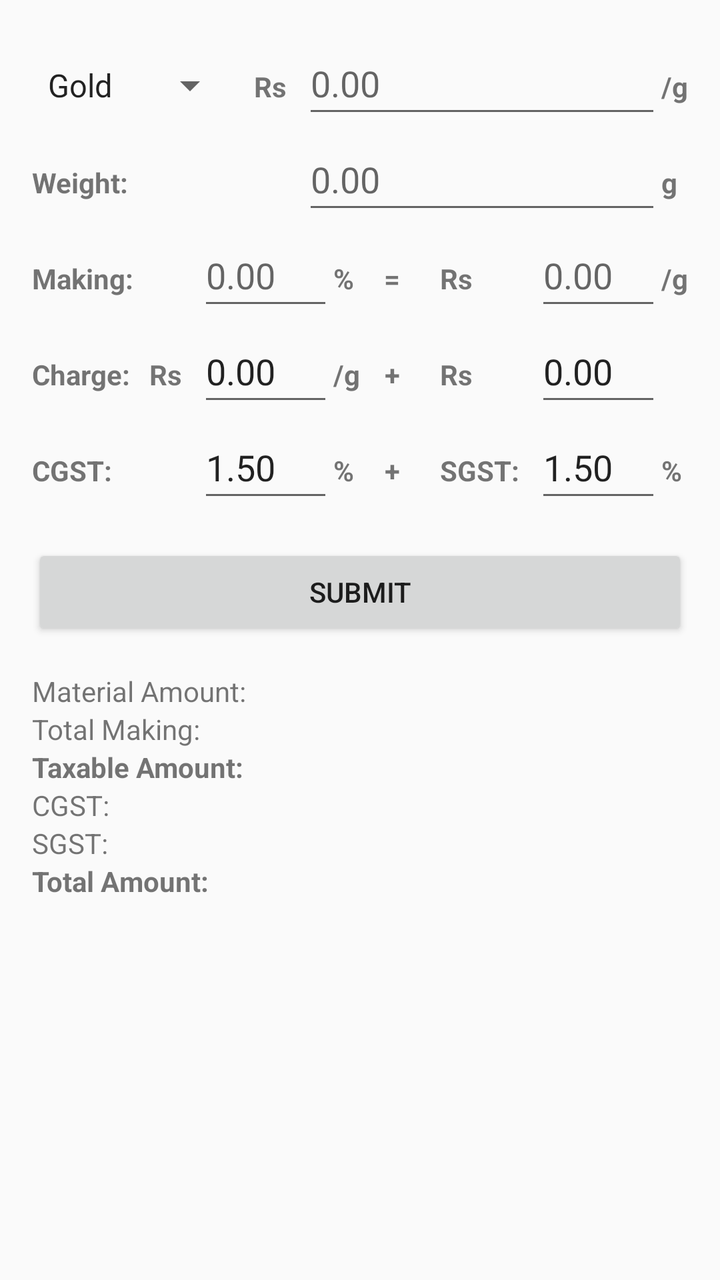
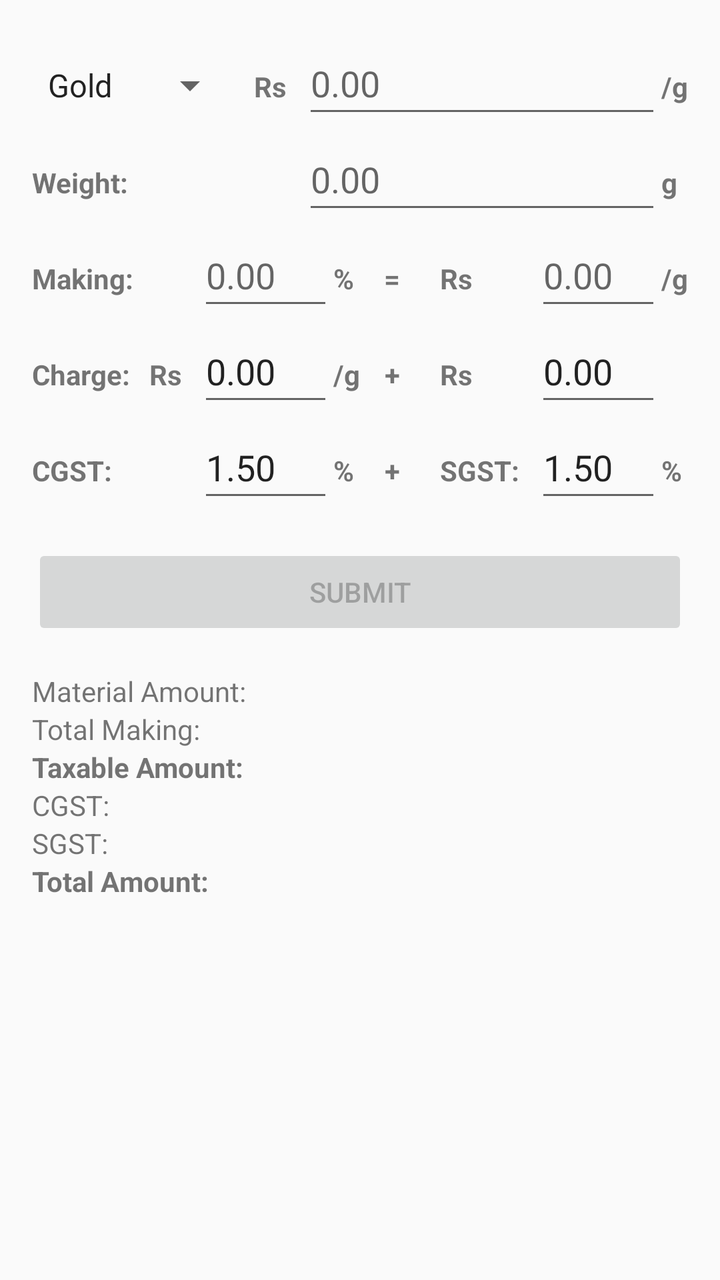

The first picture is an Android layout as it rendered before a commit; the second is the same layout after the commit. The layout source and the unified diff follow.
<!-- AndroidManifest.xml: application theme AppTheme -->
<!-- res/layout/activity_main.xml -->
<?xml version="1.0" encoding="utf-8"?>
<androidx.constraintlayout.widget.ConstraintLayout xmlns:android="http://schemas.android.com/apk/res/android"
    xmlns:app="http://schemas.android.com/apk/res-auto"
    android:id="@+id/main"
    android:layout_width="match_parent"
    android:layout_height="match_parent"
    android:layout_marginStart="1dp"
    android:layout_marginEnd="1dp"
    android:layout_marginLeft="1dp"
    android:layout_marginRight="1dp">

    <ScrollView
        android:layout_width="match_parent"
        android:layout_height="match_parent"
        app:layout_constraintBottom_toBottomOf="parent"
        app:layout_constraintEnd_toEndOf="parent"
        app:layout_constraintStart_toStartOf="parent"
        app:layout_constraintTop_toTopOf="parent">

        <LinearLayout
            android:layout_width="match_parent"
            android:layout_height="wrap_content"
            android:orientation="vertical"
            android:padding="16dp">

            
            <TableLayout
                android:layout_width="match_parent"
                android:layout_height="wrap_content"
                android:stretchColumns="2">

                
                <TableRow>
                    <Spinner
                        android:id="@+id/materialTypeSpinner"
                        android:layout_width="wrap_content"
                        android:layout_height="wrap_content"
                        android:minHeight="48dp"
                        android:entries="@array/materialType"
                        android:textStyle="bold" />

                    <TextView
                        android:layout_width="wrap_content"
                        android:text="@string/app_currency"
                        android:textStyle="bold"
                        android:paddingStart="8dp"
                        android:paddingEnd="8dp" />

                    <EditText
                        android:id="@+id/rateInput"
                        android:layout_width="0dp"
                        android:minHeight="48dp"
                        android:hint="@string/default_decimal_value"
                        android:importantForAutofill="no"
                        android:inputType="numberDecimal" />

                    <TextView
                        android:layout_width="wrap_content"
                        android:text="@string/app_weight_unit"
                        android:textStyle="bold" />
                </TableRow>

                
                <TableRow>
                    <TextView
                        android:layout_width="wrap_content"
                        android:text="@string/label_weight"
                        android:textStyle="bold" />

                    <TextView
                        android:layout_width="wrap_content"
                        android:text=""
                        android:paddingStart="8dp"
                        android:paddingEnd="8dp" />

                    <EditText
                        android:id="@+id/weightInput"
                        android:layout_width="0dp"
                        android:minHeight="48dp"
                        android:hint="@string/default_decimal_value"
                        android:importantForAutofill="no"
                        android:inputType="numberDecimal" />

                    <TextView
                        android:layout_width="wrap_content"
                        android:text="@string/app_weight"
                        android:textStyle="bold" />
                </TableRow>
            </TableLayout>

            
            <LinearLayout
                android:layout_width="match_parent"
                android:layout_height="wrap_content"
                android:orientation="horizontal"
                android:weightSum="2">

                
                <TableLayout
                    android:layout_width="0dp"
                    android:layout_height="wrap_content"
                    android:layout_weight="1"
                    android:stretchColumns="2">

                    
                    <TableRow>
                        <TextView
                            android:layout_width="wrap_content"
                            android:text="@string/label_making"
                            android:textStyle="bold" />
                        <TextView
                            android:layout_width="wrap_content"
                            android:text=""
                            android:paddingStart="8dp"
                            android:paddingEnd="8dp" />
                        <EditText
                            android:id="@+id/makingInputPercentage"
                            android:layout_width="0dp"
                            android:minHeight="48dp"
                            android:hint="@string/default_decimal_value"
                            android:importantForAutofill="no"
                            android:inputType="numberDecimal"
                            android:maxLength="10" />
                        <TextView
                            android:layout_width="wrap_content"
                            android:text="@string/symbol_percent"
                            android:textStyle="bold" />
                    </TableRow>

                    
                    <TableRow>
                        <TextView
                            android:layout_width="wrap_content"
                            android:text="@string/label_charge"
                            android:textStyle="bold" />
                        <TextView
                            android:layout_width="wrap_content"
                            android:text="@string/app_currency"
                            android:textStyle="bold"
                            android:paddingStart="8dp"
                            android:paddingEnd="8dp" />
                        <EditText
                            android:id="@+id/chargeInputAmountPerUnitWeight"
                            android:layout_width="0dp"
                            android:minHeight="48dp"
                            android:text="@string/default_decimal_value"
                            android:importantForAutofill="no"
                            android:inputType="numberDecimal"
                            android:maxLength="10" />
                        <TextView
                            android:layout_width="wrap_content"
                            android:text="@string/app_weight_unit"
                            android:textStyle="bold" />
                    </TableRow>

                    
                    <TableRow>
                        <TextView
                            android:layout_width="wrap_content"
                            android:text="@string/label_cgst"
                            android:textStyle="bold" />
                        <TextView
                            android:layout_width="wrap_content"
                            android:text=""
                            android:paddingStart="8dp"
                            android:paddingEnd="8dp" />
                        <EditText
                            android:id="@+id/cgstRateInput"
                            android:layout_width="0dp"
                            android:minHeight="48dp"
                            android:importantForAutofill="no"
                            android:inputType="numberDecimal"
                            android:text="@string/default_tax_rate" />
                        <TextView
                            android:layout_width="wrap_content"
                            android:text="@string/symbol_percent"
                            android:textStyle="bold" />
                    </TableRow>
                </TableLayout>

                
                <TableLayout
                    android:layout_width="0dp"
                    android:layout_height="wrap_content"
                    android:layout_weight="1"
                    android:stretchColumns="2">

                    
                    <TableRow>
                        <TextView
                            android:layout_width="wrap_content"
                            android:text="@string/symbol_equals"
                            android:textStyle="bold"
                            android:gravity="end"
                            android:paddingStart="12dp"
                            android:paddingEnd="12dp" />
                        <TextView
                            android:layout_width="wrap_content"
                            android:text="@string/app_currency"
                            android:textStyle="bold"
                            android:paddingStart="8dp"
                            android:paddingEnd="8dp" />
                        <EditText
                            android:id="@+id/makingInputAmountPerUnitWeight"
                            android:layout_width="0dp"
                            android:minHeight="48dp"
                            android:hint="@string/default_decimal_value"
                            android:importantForAutofill="no"
                            android:inputType="numberDecimal"
                            android:maxLength="10" />
                        <TextView
                            android:layout_width="wrap_content"
                            android:text="@string/app_weight_unit"
                            android:textStyle="bold" />
                    </TableRow>

                    
                    <TableRow>
                        <TextView
                            android:layout_width="wrap_content"
                            android:text="@string/symbol_plus"
                            android:textStyle="bold"
                            android:gravity="end"
                            android:paddingStart="12dp"
                            android:paddingEnd="12dp" />
                        <TextView
                            android:layout_width="wrap_content"
                            android:text="@string/app_currency"
                            android:textStyle="bold"
                            android:paddingStart="8dp"
                            android:paddingEnd="8dp" />
                        <EditText
                            android:id="@+id/chargeInputAmountTotal"
                            android:layout_width="0dp"
                            android:minHeight="48dp"
                            android:text="@string/default_decimal_value"
                            android:importantForAutofill="no"
                            android:inputType="numberDecimal"
                            android:maxLength="10" />
                        <TextView
                            android:layout_width="wrap_content"
                            android:text="" />
                    </TableRow>

                    
                    <TableRow>
                        <TextView
                            android:layout_width="wrap_content"
                            android:text="@string/symbol_plus"
                            android:textStyle="bold"
                            android:gravity="end"
                            android:paddingStart="12dp"
                            android:paddingEnd="12dp" />
                        <TextView
                            android:layout_width="wrap_content"
                            android:text="@string/label_sgst"
                            android:textStyle="bold"
                            android:gravity="end"
                            android:paddingStart="8dp"
                            android:paddingEnd="8dp" />
                        <EditText
                            android:id="@+id/sgstRateInput"
                            android:layout_width="0dp"
                            android:minHeight="48dp"
                            android:importantForAutofill="no"
                            android:inputType="numberDecimal"
                            android:text="@string/default_tax_rate" />
                        <TextView
                            android:layout_width="wrap_content"
                            android:text="@string/symbol_percent"
                            android:textStyle="bold" />
                    </TableRow>
                </TableLayout>
            </LinearLayout>

            <Button
                android:id="@+id/button_id"
                android:layout_width="match_parent"
                android:layout_height="wrap_content"
                android:minHeight="48dp"
                android:layout_marginTop="16dp"
                android:layout_marginBottom="16dp"
                android:text="@string/btn_submit" />

            
            <TableLayout
                android:layout_width="match_parent"
                android:layout_height="wrap_content"
                android:stretchColumns="1">

                <TableRow>
                    <TextView
                        android:layout_width="wrap_content"
                        android:text="@string/label_material_amount" />
                    <TextView
                        android:id="@+id/materialAmountOutput"
                        android:layout_width="wrap_content"
                        android:gravity="end" />
                </TableRow>

                <TableRow>
                    <TextView
                        android:layout_width="wrap_content"
                        android:text="@string/label_total_making" />
                    <TextView
                        android:id="@+id/makingAmountTotalOutput"
                        android:layout_width="wrap_content"
                        android:gravity="end" />
                </TableRow>

                <TableRow>
                    <TextView
                        android:layout_width="wrap_content"
                        android:text="@string/label_taxable_amount"
                        android:textStyle="bold" />
                    <TextView
                        android:id="@+id/taxableAmountOutput"
                        android:layout_width="wrap_content"
                        android:textStyle="bold"
                        android:gravity="end" />
                </TableRow>

                <TableRow>
                    <TextView
                        android:layout_width="wrap_content"
                        android:text="@string/label_cgst" />
                    <TextView
                        android:id="@+id/cgstValueOutput"
                        android:layout_width="wrap_content"
                        android:gravity="end" />
                </TableRow>

                <TableRow>
                    <TextView
                        android:layout_width="wrap_content"
                        android:text="@string/label_sgst" />
                    <TextView
                        android:id="@+id/sgstValueOutput"
                        android:layout_width="wrap_content"
                        android:gravity="end" />
                </TableRow>

                <TableRow>
                    <TextView
                        android:layout_width="wrap_content"
                        android:text="@string/label_total_amount"
                        android:textStyle="bold" />
                    <TextView
                        android:id="@+id/totalAmountOutput"
                        android:layout_width="wrap_content"
                        android:textStyle="bold"
                        android:gravity="end" />
                </TableRow>
            </TableLayout>
        </LinearLayout>
    </ScrollView>
</androidx.constraintlayout.widget.ConstraintLayout>
<!-- resources referenced by this layout -->
<resources>
  <string-array name="materialType">
          <item>Gold</item>
          <item>Silver</item>
      </string-array>
  <string name="app_currency">Rs</string>
  <string name="app_weight">g</string>
  <string name="app_weight_unit">/g</string>
  <string name="btn_submit">Submit</string>
  <string name="default_decimal_value">0.00</string>
  <string name="default_tax_rate">1.50</string>
  <string name="label_cgst">CGST:</string>
  <string name="label_charge">Charge:</string>
  <string name="label_making">Making:</string>
  <string name="label_material_amount">Material Amount:</string>
  <string name="label_sgst">SGST:</string>
  <string name="label_taxable_amount">Taxable Amount:</string>
  <string name="label_total_amount">Total Amount:</string>
  <string name="label_total_making">Total Making:</string>
  <string name="label_weight">Weight:</string>
  <string name="symbol_equals">=</string>
  <string name="symbol_percent">%</string>
  <string name="symbol_plus">+</string>
  <style name="AppTheme" parent="Theme.AppCompat.Light.DarkActionBar">
          
          <item name="colorPrimary">@color/colorPrimary</item>
          <item name="colorPrimaryDark">@color/colorPrimaryDark</item>
          <item name="colorAccent">@color/colorAccent</item>
      </style>
  <color name="colorPrimary">#3F51B5</color>
  <color name="colorPrimaryDark">#303F9F</color>
  <color name="colorAccent">#FF4081</color>
</resources>

<!-- the commit's change to res/layout/activity_main.xml (unified diff, before → after) -->
@@ -92,6 +92,7 @@
             <LinearLayout
                 android:layout_width="match_parent"
                 android:layout_height="wrap_content"
+                android:baselineAligned="false"
                 android:orientation="horizontal"
                 android:weightSum="2">
 
@@ -280,6 +281,7 @@
                 android:minHeight="48dp"
                 android:layout_marginTop="16dp"
                 android:layout_marginBottom="16dp"
+                android:enabled="false"
                 android:text="@string/btn_submit" />
 
             
